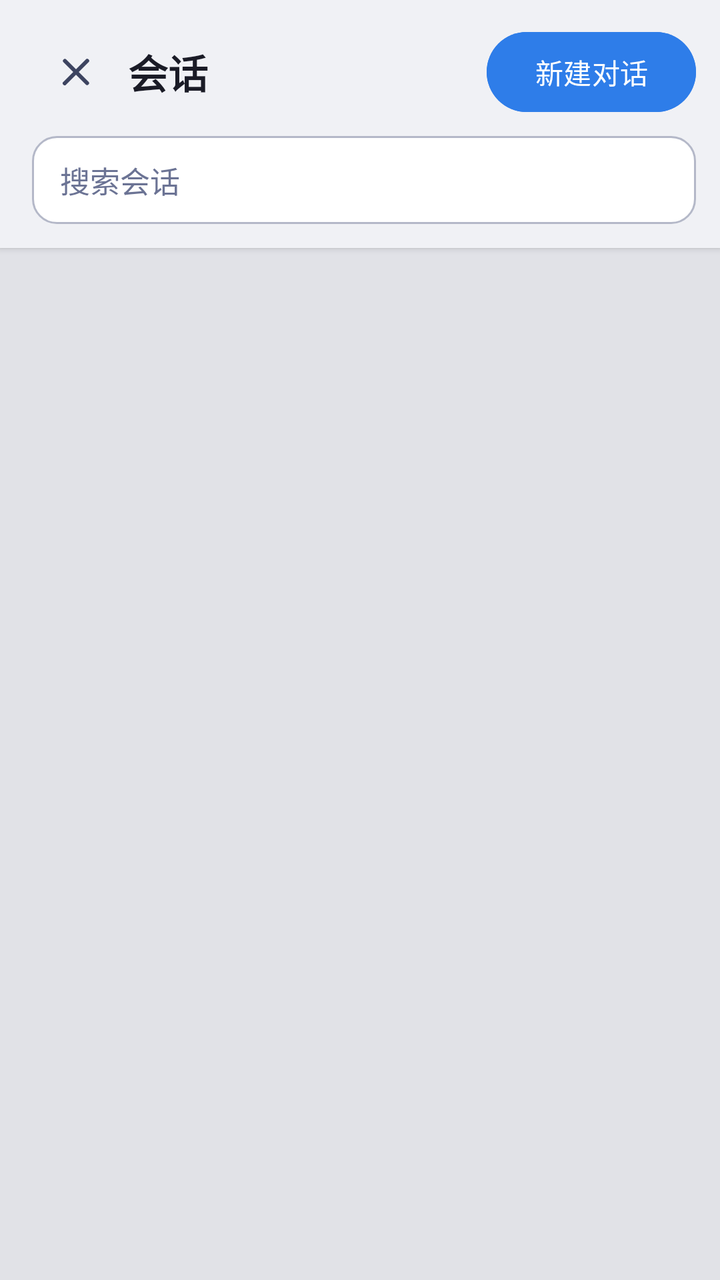
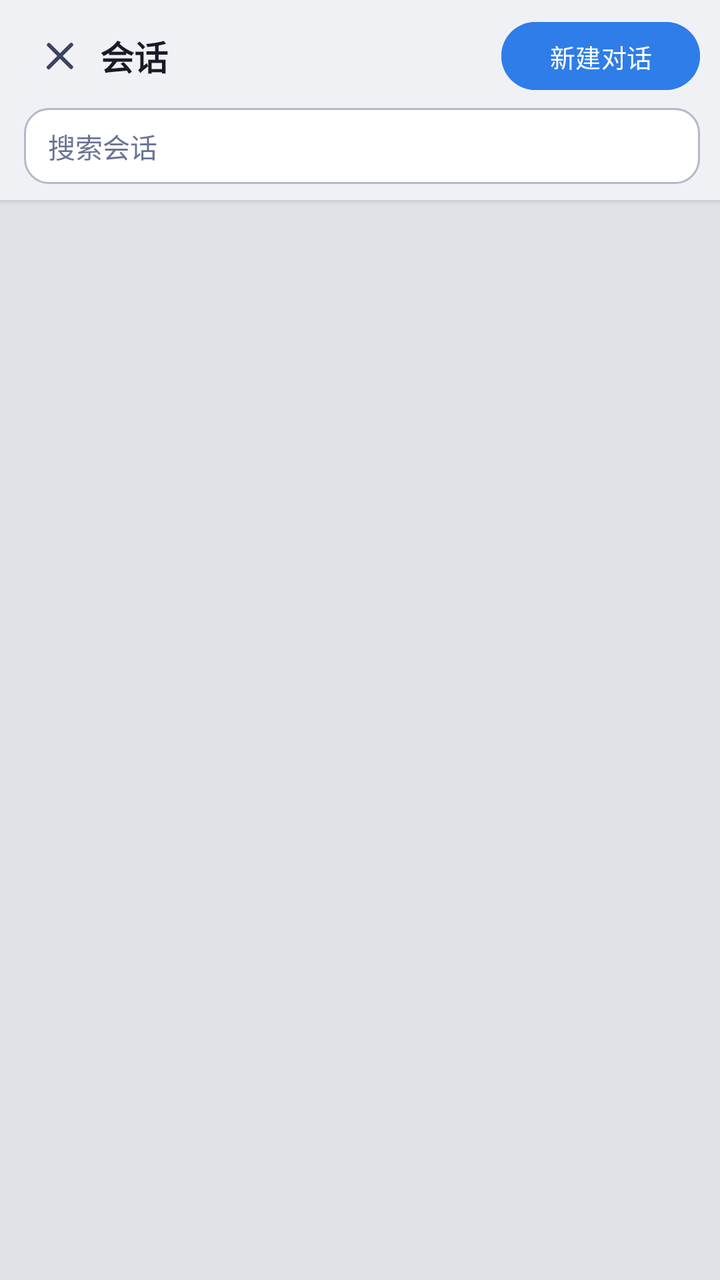

Two renders of the same Android screen: before a commit and after it. Below are the layout's source before the change and the commit's diff.
<!-- AndroidManifest.xml: application theme AppTheme -->
<!-- res/layout/sheet_sessions.xml -->
<?xml version="1.0" encoding="utf-8"?>
<LinearLayout xmlns:android="http://schemas.android.com/apk/res/android"
    android:id="@+id/sessions_root"
    android:layout_width="match_parent"
    android:layout_height="match_parent"
    android:background="@color/bg_base"
    android:orientation="vertical">

    <LinearLayout
        android:id="@+id/sessions_top"
        android:layout_width="match_parent"
        android:layout_height="wrap_content"
        android:background="@color/bg_elevated"
        android:elevation="2dp"
        android:orientation="vertical"
        android:paddingStart="16dp"
        android:paddingTop="12dp"
        android:paddingEnd="12dp"
        android:paddingBottom="12dp">

        <LinearLayout
            android:layout_width="match_parent"
            android:layout_height="48dp"
            android:gravity="center_vertical"
            android:orientation="horizontal">

            <ImageButton
                android:id="@+id/sessions_close"
                android:layout_width="44dp"
                android:layout_height="44dp"
                android:background="?attr/selectableItemBackgroundBorderless"
                android:contentDescription="@android:string/cancel"
                android:src="@drawable/ic_close"
                android:tint="@color/text_secondary" />

            <TextView
                android:layout_width="0dp"
                android:layout_height="wrap_content"
                android:layout_marginStart="4dp"
                android:layout_weight="1"
                android:text="@string/sessions_title"
                android:textColor="@color/text_primary"
                android:textSize="20sp"
                android:textStyle="bold" />

            <com.google.android.material.button.MaterialButton
                android:id="@+id/sessions_new"
                style="@style/Widget.Material3.Button.TonalButton"
                android:layout_width="wrap_content"
                android:layout_height="40dp"
                android:insetTop="0dp"
                android:insetBottom="0dp"
                android:minWidth="0dp"
                android:text="@string/sessions_new"
                android:textColor="@color/md_theme_onPrimary"
                android:backgroundTint="@color/pi_blue" />
        </LinearLayout>

        <EditText
            android:id="@+id/sessions_search"
            android:layout_width="match_parent"
            android:layout_height="44dp"
            android:layout_marginTop="8dp"
            android:background="@drawable/bg_search_field"
            android:hint="@string/sessions_search_hint"
            android:imeOptions="actionSearch"
            android:inputType="text"
            android:maxLines="1"
            android:paddingStart="14dp"
            android:paddingEnd="14dp"
            android:textColor="@color/text_primary"
            android:textColorHint="@color/text_muted"
            android:textSize="15sp" />
    </LinearLayout>

    <FrameLayout
        android:layout_width="match_parent"
        android:layout_height="0dp"
        android:layout_weight="1">

        <androidx.recyclerview.widget.RecyclerView
            android:id="@+id/sessions_list"
            android:layout_width="match_parent"
            android:layout_height="match_parent"
            android:clipToPadding="false"
            android:paddingTop="8dp"
            android:paddingBottom="24dp"
            android:scrollbars="vertical" />

        <ProgressBar
            android:id="@+id/sessions_loading"
            android:layout_width="40dp"
            android:layout_height="40dp"
            android:layout_gravity="center"
            android:visibility="gone" />

        <LinearLayout
            android:id="@+id/sessions_empty"
            android:layout_width="match_parent"
            android:layout_height="wrap_content"
            android:layout_gravity="center"
            android:gravity="center_horizontal"
            android:orientation="vertical"
            android:padding="32dp"
            android:visibility="gone">

            <ImageView
                android:layout_width="48dp"
                android:layout_height="48dp"
                android:alpha="0.85"
                android:contentDescription="@string/app_name"
                android:src="@drawable/ic_pi_logo" />

            <TextView
                android:id="@+id/sessions_empty_title"
                android:layout_width="wrap_content"
                android:layout_height="wrap_content"
                android:layout_marginTop="16dp"
                android:text="@string/sessions_empty_title"
                android:textColor="@color/text_primary"
                android:textSize="17sp"
                android:textStyle="bold" />

            <TextView
                android:id="@+id/sessions_empty_body"
                android:layout_width="match_parent"
                android:layout_height="wrap_content"
                android:layout_marginTop="6dp"
                android:gravity="center"
                android:text="@string/sessions_empty_body"
                android:textColor="@color/text_secondary"
                android:textSize="14sp" />
        </LinearLayout>
    </FrameLayout>
</LinearLayout>
<!-- resources referenced by this layout -->
<resources>
  <color name="bg_base">#E1E2E7</color>
  <color name="bg_elevated">#F0F1F5</color>
  <color name="md_theme_onPrimary">#FFFFFF</color>
  <color name="pi_blue">#2E7DE9</color>
  <color name="text_muted">#6B7394</color>
  <color name="text_primary">#1A1B26</color>
  <color name="text_secondary">#3D4460</color>
  <!-- drawable bg_search_field (drawable) -->
  <?xml version="1.0" encoding="utf-8"?>
  <shape xmlns:android="http://schemas.android.com/apk/res/android"
      android:shape="rectangle">
      <solid android:color="@color/bg_composer" />
      <corners android:radius="12dp" />
      <stroke
          android:width="1dp"
          android:color="@color/bg_composer_stroke" />
  </shape>
  <!-- drawable ic_close (drawable) -->
  <?xml version="1.0" encoding="utf-8"?>
  <vector xmlns:android="http://schemas.android.com/apk/res/android"
      android:width="24dp"
      android:height="24dp"
      android:viewportWidth="24"
      android:viewportHeight="24">
      <path
          android:fillColor="#FFFFFFFF"
          android:pathData="M18.3,5.71a1,1 0,0 0,-1.41 0L12,10.59 7.11,5.7A1,1 0,0 0,5.7 7.11L10.59,12 5.7,16.89a1,1 0,1 0,1.41 1.41L12,13.41l4.89,4.89a1,1 0,0 0,1.41,-1.41L13.41,12l4.89,-4.89a1,1 0,0 0,0,-1.4z" />
  </vector>
  <!-- drawable ic_pi_logo (drawable) -->
  <?xml version="1.0" encoding="utf-8"?>
  <vector xmlns:android="http://schemas.android.com/apk/res/android"
      android:width="24dp"
      android:height="24dp"
      android:viewportWidth="470"
      android:viewportHeight="470">
      
      <path
          android:fillColor="#F09082"
          android:pathData="M0,0H352.07V234.71H234.71V117.36H0Z" />
      <path
          android:fillColor="#4D9ABF"
          android:pathData="M0,117.36H117.36V234.71H234.71V352.07H117.36V469.43H0Z" />
      <path
          android:fillColor="#F1BE58"
          android:pathData="M352.07,234.71H469.43V469.43H352.07Z" />
  </vector>
  <string name="app_name">Pi</string>
  <string name="sessions_empty_body">点右上角「新建对话」开始聊天。</string>
  <string name="sessions_empty_title">还没有会话</string>
  <string name="sessions_new">新建对话</string>
  <string name="sessions_search_hint">搜索会话</string>
  <string name="sessions_title">会话</string>
  <color name="bg_composer">#FFFFFF</color>
  <color name="bg_composer_stroke">#B4B8C8</color>
  <color name="md_theme_primary">#2E7DE9</color>
  <color name="md_theme_secondary">#5A4A8A</color>
  <color name="md_theme_tertiary">#B15C00</color>
  <!-- unchanged entries left out for length: 1 -->
</resources>

<!-- the commit's change to res/layout/sheet_sessions.xml (unified diff, before → after) -->
@@ -13,21 +13,21 @@
         android:background="@color/bg_elevated"
         android:elevation="2dp"
         android:orientation="vertical"
-        android:paddingStart="16dp"
-        android:paddingTop="12dp"
-        android:paddingEnd="12dp"
-        android:paddingBottom="12dp">
+        android:paddingStart="12dp"
+        android:paddingTop="8dp"
+        android:paddingEnd="10dp"
+        android:paddingBottom="8dp">
 
         <LinearLayout
             android:layout_width="match_parent"
-            android:layout_height="48dp"
+            android:layout_height="40dp"
             android:gravity="center_vertical"
             android:orientation="horizontal">
 
             <ImageButton
                 android:id="@+id/sessions_close"
-                android:layout_width="44dp"
-                android:layout_height="44dp"
+                android:layout_width="36dp"
+                android:layout_height="36dp"
                 android:background="?attr/selectableItemBackgroundBorderless"
                 android:contentDescription="@android:string/cancel"
                 android:src="@drawable/ic_close"
@@ -36,41 +36,77 @@
             <TextView
                 android:layout_width="0dp"
                 android:layout_height="wrap_content"
-                android:layout_marginStart="4dp"
+                android:layout_marginStart="2dp"
                 android:layout_weight="1"
                 android:text="@string/sessions_title"
                 android:textColor="@color/text_primary"
-                android:textSize="20sp"
+                android:textSize="17sp"
                 android:textStyle="bold" />
 
             <com.google.android.material.button.MaterialButton
                 android:id="@+id/sessions_new"
                 style="@style/Widget.Material3.Button.TonalButton"
                 android:layout_width="wrap_content"
-                android:layout_height="40dp"
+                android:layout_height="34dp"
+                android:backgroundTint="@color/pi_blue"
                 android:insetTop="0dp"
                 android:insetBottom="0dp"
                 android:minWidth="0dp"
                 android:text="@string/sessions_new"
                 android:textColor="@color/md_theme_onPrimary"
-                android:backgroundTint="@color/pi_blue" />
+                android:textSize="12.5sp" />
         </LinearLayout>
 
         <EditText
             android:id="@+id/sessions_search"
             android:layout_width="match_parent"
-            android:layout_height="44dp"
-            android:layout_marginTop="8dp"
+            android:layout_height="38dp"
+            android:layout_marginTop="6dp"
             android:background="@drawable/bg_search_field"
             android:hint="@string/sessions_search_hint"
             android:imeOptions="actionSearch"
             android:inputType="text"
             android:maxLines="1"
-            android:paddingStart="14dp"
-            android:paddingEnd="14dp"
+            android:paddingStart="12dp"
+            android:paddingEnd="12dp"
             android:textColor="@color/text_primary"
             android:textColorHint="@color/text_muted"
-            android:textSize="15sp" />
+            android:textSize="13.5sp" />
+
+        <LinearLayout
+            android:id="@+id/sessions_tabs"
+            android:layout_width="match_parent"
+            android:layout_height="wrap_content"
+            android:layout_marginTop="6dp"
+            android:orientation="horizontal"
+            android:visibility="gone">
+
+            <TextView
+                android:id="@+id/sessions_tab_recent"
+                style="@style/MonoMetaText"
+                android:layout_width="wrap_content"
+                android:layout_height="28dp"
+                android:background="@drawable/bg_segmented_on"
+                android:gravity="center"
+                android:paddingStart="12dp"
+                android:paddingEnd="12dp"
+                android:text="@string/sessions_tab_recent"
+                android:textColor="@color/md_theme_onPrimary"
+                android:textSize="11.5sp" />
+
+            <TextView
+                android:id="@+id/sessions_tab_archived"
+                style="@style/MonoMetaText"
+                android:layout_width="wrap_content"
+                android:layout_height="28dp"
+                android:layout_marginStart="6dp"
+                android:gravity="center"
+                android:paddingStart="12dp"
+                android:paddingEnd="12dp"
+                android:text="@string/sessions_tab_archived"
+                android:textColor="@color/text_muted"
+                android:textSize="11.5sp" />
+        </LinearLayout>
     </LinearLayout>
 
     <FrameLayout
@@ -83,14 +119,14 @@
             android:layout_width="match_parent"
             android:layout_height="match_parent"
             android:clipToPadding="false"
-            android:paddingTop="8dp"
-            android:paddingBottom="24dp"
+            android:paddingTop="4dp"
+            android:paddingBottom="16dp"
             android:scrollbars="vertical" />
 
         <ProgressBar
             android:id="@+id/sessions_loading"
-            android:layout_width="40dp"
-            android:layout_height="40dp"
+            android:layout_width="36dp"
+            android:layout_height="36dp"
             android:layout_gravity="center"
             android:visibility="gone" />
 
@@ -101,12 +137,12 @@
             android:layout_gravity="center"
             android:gravity="center_horizontal"
             android:orientation="vertical"
-            android:padding="32dp"
+            android:padding="28dp"
             android:visibility="gone">
 
             <ImageView
-                android:layout_width="48dp"
-                android:layout_height="48dp"
+                android:layout_width="40dp"
+                android:layout_height="40dp"
                 android:alpha="0.85"
                 android:contentDescription="@string/app_name"
                 android:src="@drawable/ic_pi_logo" />
@@ -115,21 +151,21 @@
                 android:id="@+id/sessions_empty_title"
                 android:layout_width="wrap_content"
                 android:layout_height="wrap_content"
-                android:layout_marginTop="16dp"
+                android:layout_marginTop="12dp"
                 android:text="@string/sessions_empty_title"
                 android:textColor="@color/text_primary"
-                android:textSize="17sp"
+                android:textSize="15sp"
                 android:textStyle="bold" />
 
             <TextView
                 android:id="@+id/sessions_empty_body"
                 android:layout_width="match_parent"
                 android:layout_height="wrap_content"
-                android:layout_marginTop="6dp"
+                android:layout_marginTop="4dp"
                 android:gravity="center"
                 android:text="@string/sessions_empty_body"
                 android:textColor="@color/text_secondary"
-                android:textSize="14sp" />
+                android:textSize="13sp" />
         </LinearLayout>
     </FrameLayout>
 </LinearLayout>
<!-- resource entries referenced after the edit -->
@@ -16,6 +16,13 @@
       <stroke
           android:width="1dp"
           android:color="@color/bg_composer_stroke" />
+  </shape>
+  <!-- drawable bg_segmented_on (drawable) -->
+  <?xml version="1.0" encoding="utf-8"?>
+  <shape xmlns:android="http://schemas.android.com/apk/res/android"
+      android:shape="rectangle">
+      <solid android:color="@color/md_theme_primary" />
+      <corners android:radius="8dp" />
   </shape>
   <!-- drawable ic_close (drawable) -->
   <?xml version="1.0" encoding="utf-8"?>
@@ -51,7 +58,16 @@
   <string name="sessions_empty_title">还没有会话</string>
   <string name="sessions_new">新建对话</string>
   <string name="sessions_search_hint">搜索会话</string>
+  <string name="sessions_tab_archived">归档</string>
+  <string name="sessions_tab_recent">最近</string>
   <string name="sessions_title">会话</string>
+  <style name="MonoMetaText">
+          <item name="android:fontFamily">@font/meslo_lgldz_nf_regular</item>
+          <item name="android:textSize">11sp</item>
+          <item name="android:textColor">@color/text_muted</item>
+          <item name="android:maxLines">1</item>
+          <item name="android:ellipsize">end</item>
+      </style>
   <color name="bg_composer">#FFFFFF</color>
   <color name="bg_composer_stroke">#B4B8C8</color>
   <color name="md_theme_primary">#2E7DE9</color>
